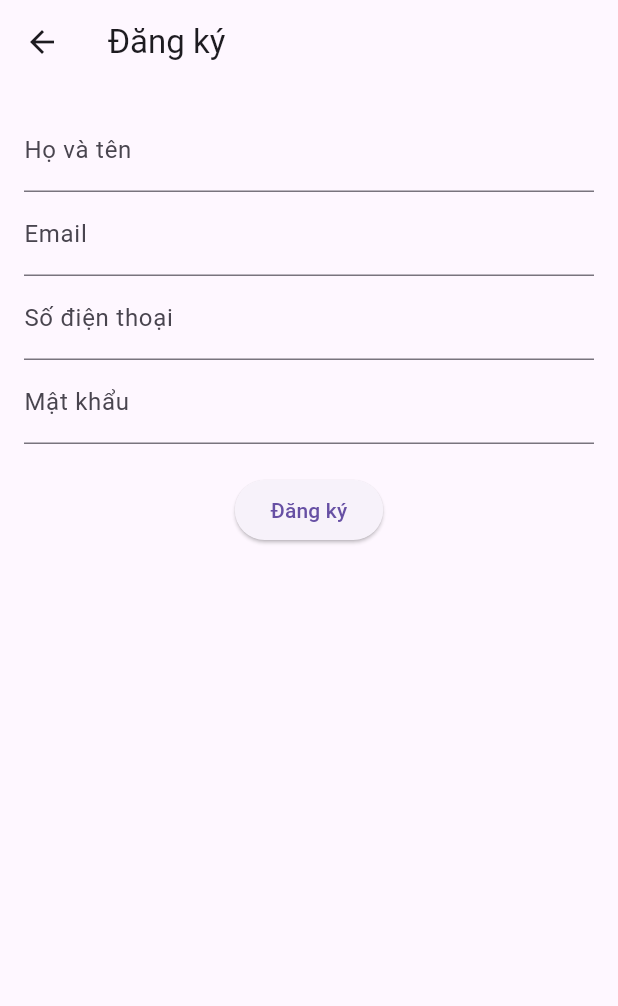
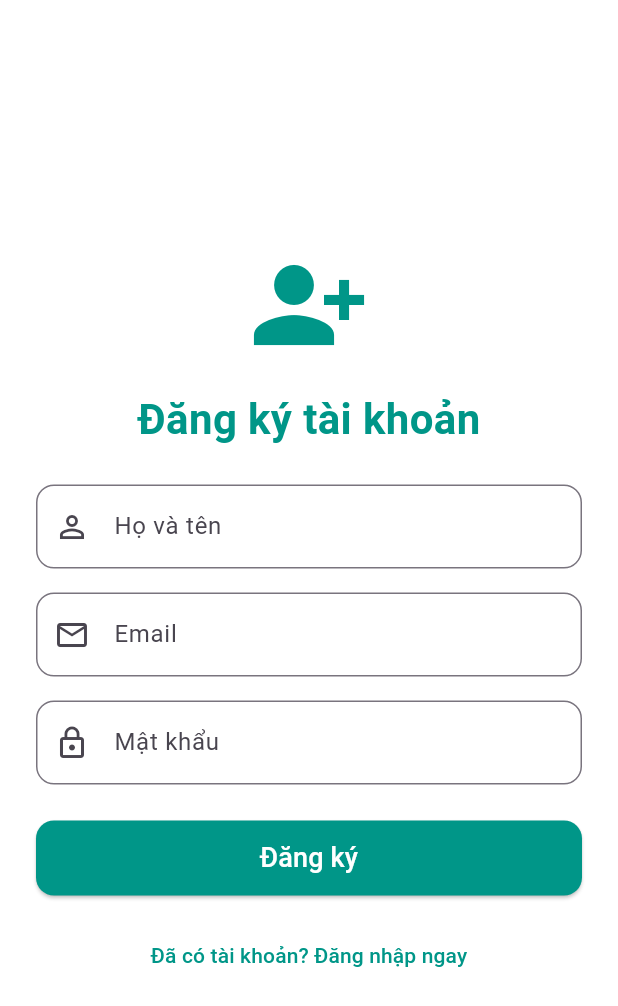
Before and after one commit to Tri1106/Doanchuyenganh, a Flutter app: the LoginScreen screen opened directly, after a tap on "Đăng nhập", after a tap on "Chưa có tài khoản? Đăng ký ngay", on a phone screen of 412 x 824 dp. Shown: the top 1006 px of the screen. Run offline on Flutter 3.47's test engine with Material 3 defaults, Android fonts, the light colour scheme and no system bars.

Commit message:
chỉnh sửa lần tiếp theo

```diff
--- a/lib/screens/login_screen.dart
+++ b/lib/screens/login_screen.dart
@@ -1,7 +1,7 @@
 import 'package:flutter/material.dart';
 import '../services/api_service.dart';
+import 'register_screen.dart';
 import 'home_screen.dart';
-import 'register_screen.dart';
 
 class LoginScreen extends StatefulWidget {
   const LoginScreen({super.key});
@@ -16,15 +16,12 @@ class _LoginScreenState extends State<LoginScreen> {
   bool _isLoading = false;
   String _errorMessage = '';
 
-  // 🔹 Hàm đăng nhập
   Future<void> _login() async {
     final username = _usernameController.text.trim();
     final password = _passwordController.text.trim();
 
     if (username.isEmpty || password.isEmpty) {
-      setState(() {
-        _errorMessage = 'Vui lòng nhập đầy đủ thông tin';
-      });
+      setState(() => _errorMessage = 'Vui lòng nhập đầy đủ thông tin');
       return;
     }
 
@@ -33,64 +30,97 @@ class _LoginScreenState extends State<LoginScreen> {
       _errorMessage = '';
     });
 
-    final user = await ApiService.login(username, password);
+    final response = await ApiService.login(username, password);
 
-    setState(() {
-      _isLoading = false;
-    });
+    setState(() => _isLoading = false);
 
-    if (user != null && user['user'] != null) {
-      // ✅ Nếu API trả về user object hợp lệ
+    if (response != null && response['user'] != null) {
+      // ✅ Đăng nhập thành công
       ScaffoldMessenger.of(context).showSnackBar(
-        const SnackBar(content: Text('Đăng nhập thành công!')),
+        SnackBar(
+          content: Text(response['message'] ?? 'Đăng nhập thành công!'),
+          backgroundColor: Colors.green,
+        ),
       );
 
+      await Future.delayed(const Duration(seconds: 1));
+
+      if (!mounted) return;
       Navigator.pushReplacement(
         context,
-        MaterialPageRoute(builder: (_) => HomeScreen(user: user['user'])),
+        MaterialPageRoute(builder: (_) => const HomeScreen(user: {},)),
       );
     } else {
-      // ❌ Sai tài khoản hoặc mật khẩu
-      setState(() {
-        _errorMessage = 'Sai tài khoản hoặc mật khẩu';
-      });
+      // ❌ Đăng nhập thất bại
+      final msg = response?['message'] ?? 'Sai tài khoản hoặc mật khẩu';
+      setState(() => _errorMessage = msg);
+
+      ScaffoldMessenger.of(context).showSnackBar(
+        SnackBar(
+          content: Text(msg),
+          backgroundColor: Colors.red,
+        ),
+      );
     }
   }
 
   @override
   Widget build(BuildContext context) {
     return Scaffold(
-      appBar: AppBar(
-        title: const Text("Đăng nhập"),
-        centerTitle: true,
+      backgroundColor: Colors.white,
+      body: Center(
+        child: SingleChildScrollView(
+          padding: const EdgeInsets.symmetric(horizontal: 24, vertical: 16),
+          child: Column(
+            mainAxisAlignment: MainAxisAlignment.center,
+            children: [
+              // Logo / Icon
+              const Icon(Icons.lock_outline, size: 90, color: Colors.teal),
+              const SizedBox(height: 16),
+              const Text(
+                "Đăng nhập",
+                style: TextStyle(
+                  fontSize: 28,
+                  fontWeight: FontWeight.bold,
+                  color: Colors.teal,
                 ),
-      body: SingleChildScrollView(
-        padding: const EdgeInsets.all(16),
-        child: Column(
-          crossAxisAlignment: CrossAxisAlignment.stretch,
-          children: [
-            const SizedBox(height: 40),
+              ),
+              const SizedBox(height: 32),
+
+              // Email / Phone
               TextField(
                 controller: _usernameController,
                 decoration: InputDecoration(
+                  prefixIcon: const Icon(Icons.person_outline),
                   labelText: "Email hoặc Số điện thoại",
+                  filled: true,
+                  fillColor: Colors.grey[100],
                   border: OutlineInputBorder(
-                  borderRadius: BorderRadius.circular(10),
+                    borderRadius: BorderRadius.circular(14),
+                    borderSide: BorderSide.none,
                   ),
                 ),
               ),
               const SizedBox(height: 16),
+
+              // Password
               TextField(
                 controller: _passwordController,
                 obscureText: true,
                 decoration: InputDecoration(
+                  prefixIcon: const Icon(Icons.lock_outline),
                   labelText: "Mật khẩu",
+                  filled: true,
+                  fillColor: Colors.grey[100],
                   border: OutlineInputBorder(
-                  borderRadius: BorderRadius.circular(10),
+                    borderRadius: BorderRadius.circular(14),
+                    borderSide: BorderSide.none,
                   ),
                 ),
               ),
-            const SizedBox(height: 20),
+              const SizedBox(height: 24),
+
+              // Hiển thị lỗi nếu có
               if (_errorMessage.isNotEmpty)
                 Padding(
                   padding: const EdgeInsets.only(bottom: 10),
@@ -100,22 +130,31 @@ class _LoginScreenState extends State<LoginScreen> {
                     textAlign: TextAlign.center,
                   ),
                 ),
-            ElevatedButton(
+
+              // Nút đăng nhập
+              SizedBox(
+                width: double.infinity,
+                height: 50,
+                child: ElevatedButton(
+                  onPressed: _isLoading ? null : _login,
                   style: ElevatedButton.styleFrom(
-                padding: const EdgeInsets.symmetric(vertical: 14),
+                    backgroundColor: Colors.teal,
                     shape: RoundedRectangleBorder(
-                  borderRadius: BorderRadius.circular(10),
+                      borderRadius: BorderRadius.circular(14),
                     ),
                   ),
-              onPressed: _isLoading ? null : _login,
                   child: _isLoading
                       ? const CircularProgressIndicator(color: Colors.white)
                       : const Text(
                     "Đăng nhập",
-                style: TextStyle(fontSize: 16, fontWeight: FontWeight.bold),
+                    style: TextStyle(fontSize: 18, color: Colors.white),
                   ),
                 ),
-            const SizedBox(height: 12),
+              ),
+
+              const SizedBox(height: 16),
+
+              // Nút chuyển sang đăng ký
               TextButton(
                 onPressed: () {
                   Navigator.push(
@@ -125,10 +164,15 @@ class _LoginScreenState extends State<LoginScreen> {
                 },
                 child: const Text(
                   "Chưa có tài khoản? Đăng ký ngay",
-                style: TextStyle(fontSize: 15),
+                  style: TextStyle(
+                    color: Colors.teal,
+                    fontSize: 16,
+                    fontWeight: FontWeight.w500,
+                  ),
                 ),
               ),
             ],
+          ),
         ),
       ),
     );
--- a/lib/screens/register_screen.dart
+++ b/lib/screens/register_screen.dart
@@ -15,60 +15,149 @@ class _RegisterScreenState extends State<RegisterScreen> {
   final phoneController = TextEditingController();
   final passwordController = TextEditingController();
   bool _isLoading = false;
-  String _message = '';
 
   Future<void> _register() async {
-    setState(() {
-      _isLoading = true;
-      _message = '';
-    });
+    if (fullnameController.text.isEmpty ||
+        emailController.text.isEmpty ||
+        phoneController.text.isEmpty ||
+        passwordController.text.isEmpty) {
+      ScaffoldMessenger.of(context).showSnackBar(
+        const SnackBar(content: Text('Vui lòng điền đầy đủ thông tin.')),
+      );
+      return;
+    }
 
-    bool success = await ApiService.register(
-      fullnameController.text,
-      emailController.text,
-      phoneController.text,
-      passwordController.text,
+    setState(() => _isLoading = true);
+
+    final result = await ApiService.register(
+      fullnameController.text.trim(),
+      emailController.text.trim(),
+      phoneController.text.trim(),
+      passwordController.text.trim(),
     );
 
-    setState(() {
-      _isLoading = false;
-      _message = success
-          ? 'Đăng ký thành công! Vui lòng đăng nhập.'
-          : 'Đăng ký thất bại.';
-    });
+    setState(() => _isLoading = false);
+
+    final message = result['message'] ?? '';
+    final success = result['success'] ?? false;
+
+    ScaffoldMessenger.of(context).showSnackBar(
+      SnackBar(
+        content: Text(message),
+        backgroundColor: success ? Colors.green : Colors.red,
+      ),
+    );
 
     if (success) {
-      Future.delayed(const Duration(seconds: 1), () {
+      await Future.delayed(const Duration(seconds: 1));
+      if (!mounted) return;
       Navigator.pushReplacement(
         context,
         MaterialPageRoute(builder: (_) => const LoginScreen()),
       );
-      });
     }
   }
 
   @override
   Widget build(BuildContext context) {
+    final nameController = TextEditingController();
+    final emailController = TextEditingController();
+    final passwordController = TextEditingController();
+
     return Scaffold(
-      appBar: AppBar(title: const Text("Đăng ký")),
-      body: Padding(
-        padding: const EdgeInsets.all(16),
+      backgroundColor: Colors.white,
+      body: Center(
+        child: SingleChildScrollView(
+          padding: const EdgeInsets.symmetric(horizontal: 24),
           child: Column(
+            mainAxisAlignment: MainAxisAlignment.center,
             children: [
-            TextField(controller: fullnameController, decoration: const InputDecoration(labelText: "Họ và tên")),
-            TextField(controller: emailController, decoration: const InputDecoration(labelText: "Email")),
-            TextField(controller: phoneController, decoration: const InputDecoration(labelText: "Số điện thoại")),
-            TextField(controller: passwordController, obscureText: true, decoration: const InputDecoration(labelText: "Mật khẩu")),
-            const SizedBox(height: 20),
-            if (_message.isNotEmpty)
-              Text(_message, style: TextStyle(color: _message.contains('thành công') ? Colors.green : Colors.red)),
-            ElevatedButton(
-              onPressed: _isLoading ? null : _register,
-              child: _isLoading
-                  ? const CircularProgressIndicator(color: Colors.white)
-                  : const Text("Đăng ký"),
+              const Icon(Icons.person_add_alt_1, size: 80, color: Colors.teal),
+              const SizedBox(height: 16),
+              const Text(
+                "Đăng ký tài khoản",
+                style: TextStyle(
+                  fontSize: 28,
+                  fontWeight: FontWeight.bold,
+                  color: Colors.teal,
+                ),
+              ),
+              const SizedBox(height: 24),
+
+              // Name
+              TextField(
+                controller: nameController,
+                decoration: InputDecoration(
+                  prefixIcon: const Icon(Icons.person_outline),
+                  labelText: "Họ và tên",
+                  border: OutlineInputBorder(
+                    borderRadius: BorderRadius.circular(12),
+                  ),
+                ),
+              ),
+              const SizedBox(height: 16),
+
+              // Email
+              TextField(
+                controller: emailController,
+                decoration: InputDecoration(
+                  prefixIcon: const Icon(Icons.email_outlined),
+                  labelText: "Email",
+                  border: OutlineInputBorder(
+                    borderRadius: BorderRadius.circular(12),
+                  ),
+                ),
+              ),
+              const SizedBox(height: 16),
+
+              // Password
+              TextField(
+                controller: passwordController,
+                obscureText: true,
+                decoration: InputDecoration(
+                  prefixIcon: const Icon(Icons.lock_outline),
+                  labelText: "Mật khẩu",
+                  border: OutlineInputBorder(
+                    borderRadius: BorderRadius.circular(12),
+                  ),
+                ),
+              ),
+              const SizedBox(height: 24),
+
+              // Button
+              SizedBox(
+                width: double.infinity,
+                height: 50,
+                child: ElevatedButton(
+                  style: ElevatedButton.styleFrom(
+                    backgroundColor: Colors.teal,
+                    shape: RoundedRectangleBorder(
+                      borderRadius: BorderRadius.circular(12),
+                    ),
+                  ),
+                  onPressed: () {},
+                  child: const Text(
+                    "Đăng ký",
+                    style: TextStyle(fontSize: 18, color: Colors.white),
+                  ),
+                ),
+              ),
+
+              const SizedBox(height: 16),
+              TextButton(
+                onPressed: () {
+                  Navigator.pushReplacement(
+                    context,
+                    MaterialPageRoute(builder: (_) => const LoginScreen()),
+                  );
+                },
+                child: const Text(
+                  "Đã có tài khoản? Đăng nhập ngay",
+                  style: TextStyle(color: Colors.teal),
+                ),
               ),
             ],
+          ),
         ),
       ),
     );
--- a/pubspec.yaml
+++ b/pubspec.yaml
@@ -35,7 +35,7 @@ dependencies:
   # The following adds the Cupertino Icons font to your application.
   # Use with the CupertinoIcons class for iOS style icons.
   cupertino_icons: ^1.0.8
-  shared_preferences: ^2.2.3
+  shared_preferences: ^2.3.2
 dev_dependencies:
   flutter_test:
     sdk: flutter
```
Also changed, not shown: lib/main.dart (+2 -9 lines), lib/services/api_service.dart (+32 -4 lines). Lines whose indentation alone changed are shown as unchanged.
